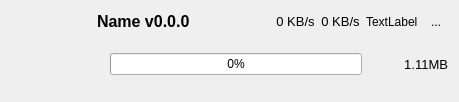
Old version of the form src/ui/download/qaria2downloaderitemwidget.ui in the repository kaniol-lck/modmanager.
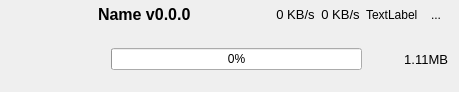
New version of the form. Icons and pictures are not drawn.

Patch:
```diff
--- a/src/ui/download/qaria2downloaderitemwidget.ui
+++ b/src/ui/download/qaria2downloaderitemwidget.ui
@@ -14,6 +14,15 @@
    <string>Form</string>
   </property>
   <layout class="QGridLayout" name="gridLayout">
+   <property name="leftMargin">
+    <number>12</number>
+   </property>
+   <property name="topMargin">
+    <number>4</number>
+   </property>
+   <property name="bottomMargin">
+    <number>4</number>
+   </property>
    <item row="0" column="0" rowspan="2">
     <widget class="QLabel" name="downloadIcon">
      <property name="sizePolicy">
```
Left out of the diff: 3 changed lines with no effect on the pictures.
